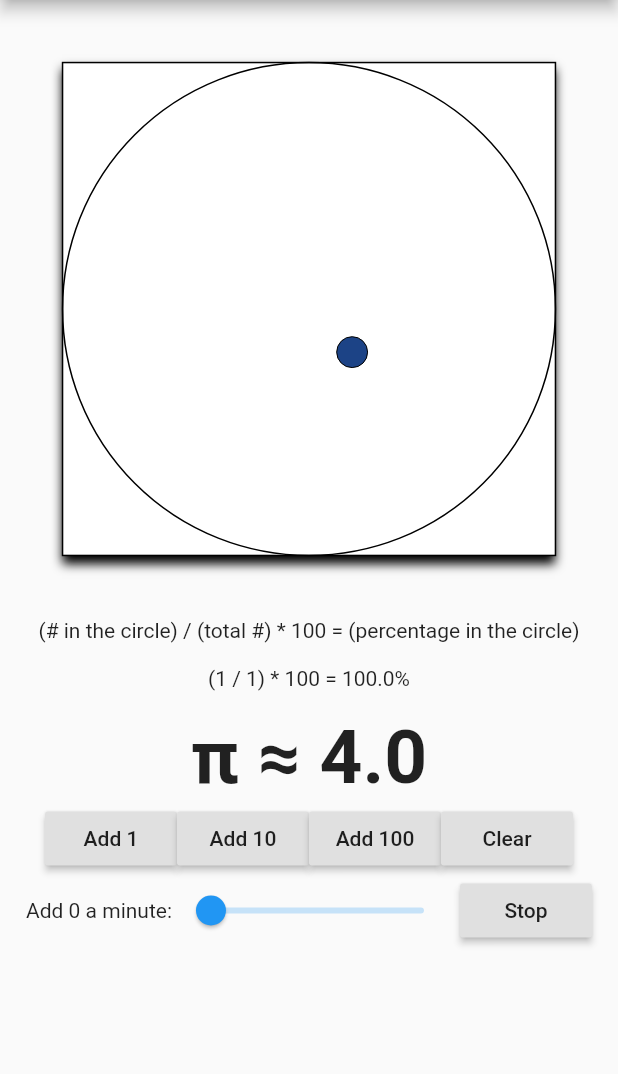
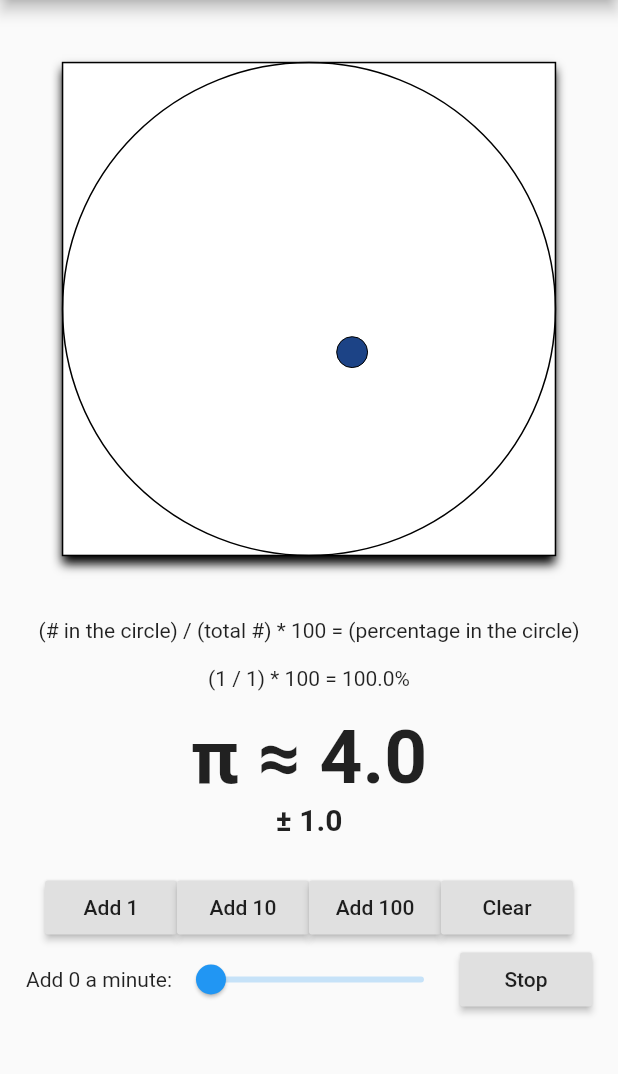
Before and after one commit to scourgemancer/random-pi-estimation, a Flutter app: the screen it shows after launch, after a tap on "Add 1", on a phone screen of 412 x 824 dp, the part 84-1158 px from its top. Run offline on Flutter 3.47's test engine with Material 2 defaults, Android fonts, the phone set to English and light mode, and no system bars; our stand-ins replace flutter_redux, redux.

Commit message:
Adds an updating error bar beneath the estimate

```diff
--- a/random_pi_estimation/lib/main.dart
+++ b/random_pi_estimation/lib/main.dart
@@ -115,7 +115,9 @@ class _HomePageState extends State<HomePage> {
     return new StoreConnector<AppState, AppState>(
         converter: (store) => store.state,
         builder: (context, state) =>
-            new SizedBox(
+            new Column(
+              children: <Widget>[
+                SizedBox(
                   width: MediaQuery.of(context).size.width * 0.8,
                   child: Text(
                     "π ≈ ${((state.numInCircle / state.numTotalRandom) * 4.0)}",
@@ -126,6 +128,19 @@ class _HomePageState extends State<HomePage> {
                     textAlign: TextAlign.center,
                   ),
                 ),
+                SizedBox(
+                  width: MediaQuery.of(context).size.width * 0.8,
+                  child: Text(
+                    "± ${1 / state.numTotalRandom}\n",
+                    style: TextStyle(fontWeight: FontWeight.bold, fontSize: 20,),
+                    overflow: TextOverflow.fade,
+                    maxLines: 2,
+                    softWrap: false,
+                    textAlign: TextAlign.center,
+                  ),
+                ),
+              ],
+            )
     );
   }
 
```
Lines whose indentation alone changed are shown as unchanged.
